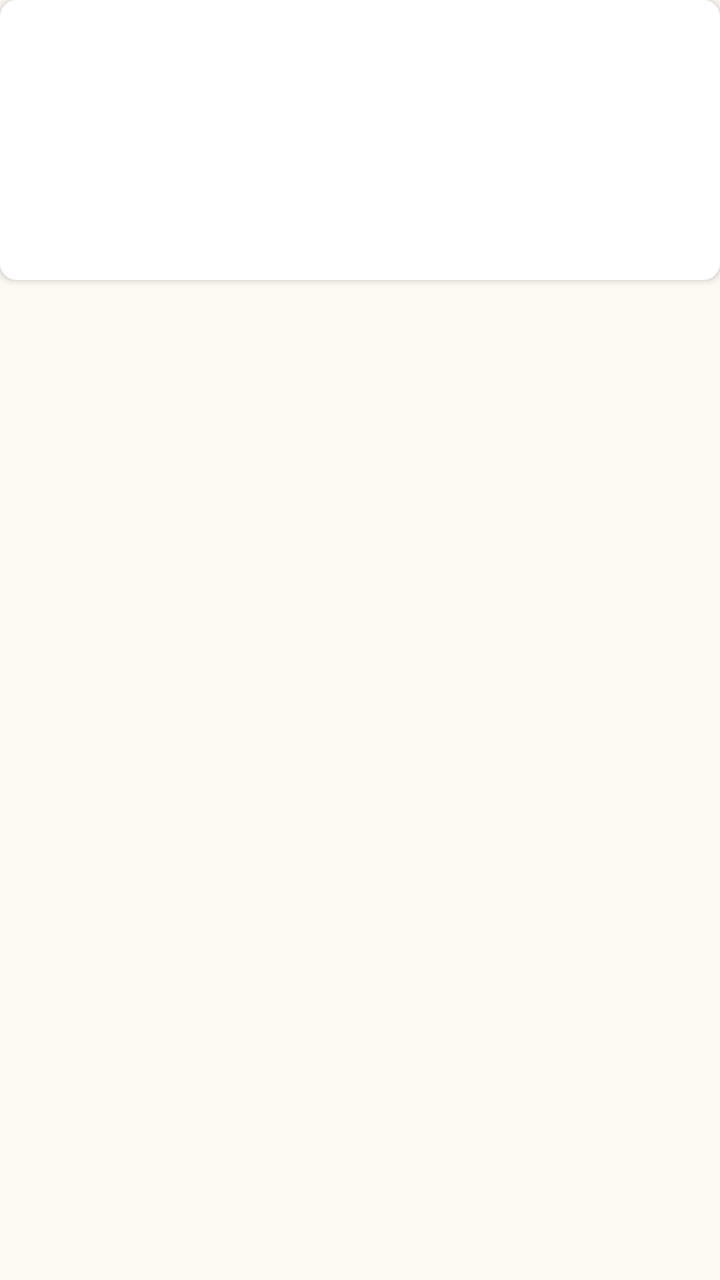
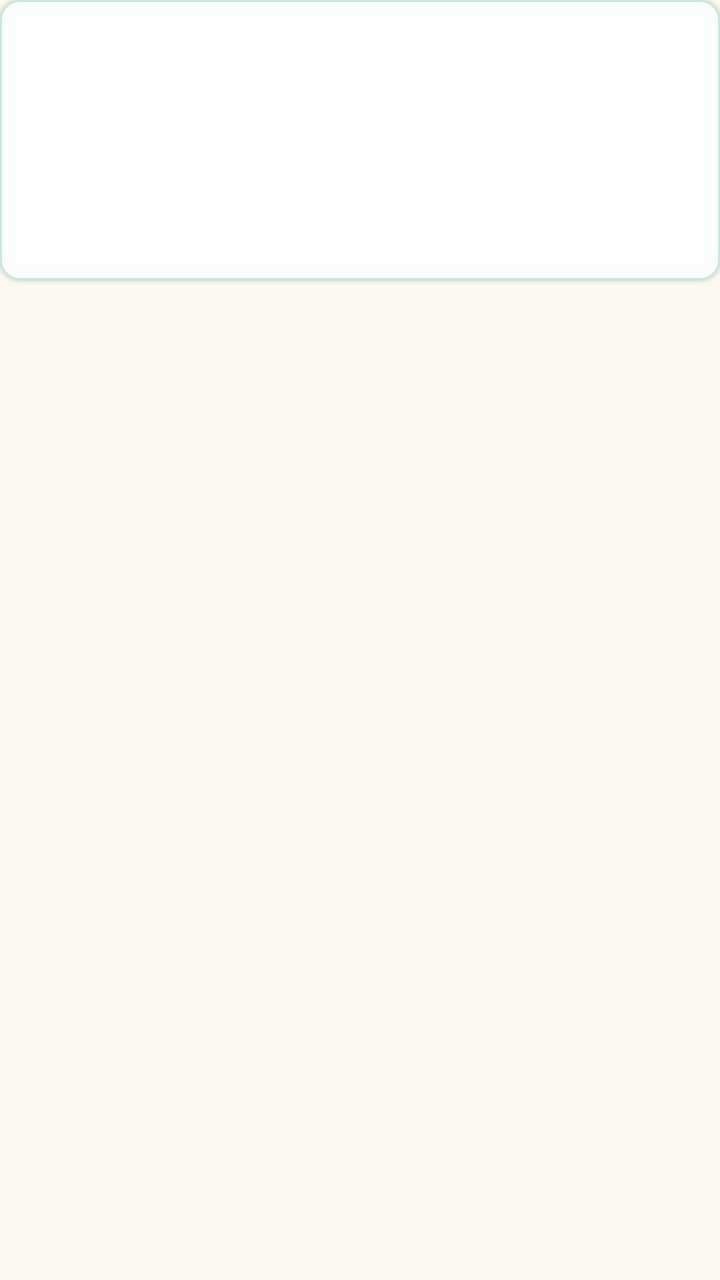

Two renders of the same Android screen: before a commit and after it. Below are the layout's source before the change and the commit's diff.
<!-- AndroidManifest.xml: application theme Theme.ToDoNote -->
<!-- res/layout/item_note.xml -->
<?xml version="1.0" encoding="utf-8"?>
<LinearLayout xmlns:android="http://schemas.android.com/apk/res/android"
    xmlns:app="http://schemas.android.com/apk/res-auto"
    android:layout_width="match_parent"
    android:layout_height="wrap_content"
    android:orientation="vertical"
    android:layout_margin="4dp">

    
    <androidx.cardview.widget.CardView
        android:layout_width="match_parent"
        android:layout_height="wrap_content"
        app:cardCornerRadius="8dp"
        app:cardElevation="2dp">

        <FrameLayout
            android:layout_width="match_parent"
            android:layout_height="140dp"
            android:padding="8dp">

            
            <TextView
                android:id="@+id/tv_note_content"
                android:layout_width="match_parent"
                android:layout_height="match_parent"
                android:background="@color/color_surface"
                android:ellipsize="end"
                android:gravity="top|start"
                android:maxLines="7"
                android:padding="8dp"
                android:textColor="@color/color_text_dark"
                android:textSize="12sp" />

            
            <ImageView
                android:id="@+id/iv_lock"
                android:layout_width="32dp"
                android:layout_height="32dp"
                android:layout_gravity="center"
                android:src="@android:drawable/ic_lock_lock"
                android:visibility="gone"
                android:contentDescription="잠금" />

        </FrameLayout>

    </androidx.cardview.widget.CardView>

    
    <TextView
        android:id="@+id/tv_note_title"
        android:layout_width="match_parent"
        android:layout_height="wrap_content"
        android:layout_marginTop="4dp"
        android:ellipsize="end"
        android:gravity="center"
        android:maxLines="1"
        android:textColor="@color/color_text_dark"
        android:textSize="12sp"
        android:textStyle="bold" />

</LinearLayout>
<!-- resources referenced by this layout -->
<resources>
  <color name="color_surface">#FFFFFF</color>
  <color name="color_text_dark">#444444</color>
  <style name="Theme.ToDoNote" parent="Base.Theme.ToDoNote" />
  <style name="Base.Theme.ToDoNote" parent="Theme.Material3.DayNight.NoActionBar">
          
          <item name="colorPrimary">@color/color_primary</item>
          <item name="colorPrimaryDark">@color/color_primary_dark</item>
          <item name="colorPrimaryVariant">@color/color_primary_light</item>
          
          
          <item name="colorSecondary">@color/color_secondary</item>
          <item name="colorSecondaryVariant">@color/color_secondary_dark</item>
          
          
          <item name="android:colorBackground">@color/color_background</item>
          <item name="colorSurface">@color/color_surface</item>
          
          
          <item name="android:textColorPrimary">@color/color_text_dark</item>
          <item name="android:textColorSecondary">@color/color_text_medium</item>
          <item name="colorOnPrimary">@color/white</item>
          <item name="colorOnSecondary">@color/color_text_dark</item>
          <item name="colorOnBackground">@color/color_text_dark</item>
          <item name="colorOnSurface">@color/color_text_dark</item>
          <item name="colorOnSurfaceVariant">@color/color_text_medium</item>
          
          
          <item name="colorAccent">@color/color_accent</item>
          
          
          <item name="colorOutline">@color/color_outline</item>
          
          
          <item name="android:statusBarColor">@android:color/black</item>
          <item name="android:windowLightStatusBar">false</item>
      </style>
  <color name="color_primary">#A0D9C8</color>
  <color name="color_primary_dark">#7DB8A5</color>
  <color name="color_primary_light">#C8E8DC</color>
  <color name="color_secondary">#F0D5C9</color>
  <color name="color_secondary_dark">#E0B5A3</color>
  <color name="color_background">#FBF9F1</color>
  <color name="color_text_medium">#666666</color>
  <color name="white">#FFFFFFFF</color>
  <color name="color_accent">#FFEB9E</color>
  <color name="color_outline">#333333</color>
</resources>

<!-- the commit's change to res/layout/item_note.xml (unified diff, before → after) -->
@@ -7,11 +7,14 @@
     android:layout_margin="4dp">
 
     
-    <androidx.cardview.widget.CardView
+    <com.google.android.material.card.MaterialCardView
         android:layout_width="match_parent"
         android:layout_height="wrap_content"
-        app:cardCornerRadius="8dp"
-        app:cardElevation="2dp">
+        app:cardCornerRadius="10dp"
+        app:cardElevation="1dp"
+        app:cardBackgroundColor="@color/color_surface"
+        app:strokeWidth="1dp"
+        app:strokeColor="@color/color_primary_light">
 
         <FrameLayout
             android:layout_width="match_parent"
@@ -43,7 +46,7 @@
 
         </FrameLayout>
 
-    </androidx.cardview.widget.CardView>
+    </com.google.android.material.card.MaterialCardView>
 
     
     <TextView
